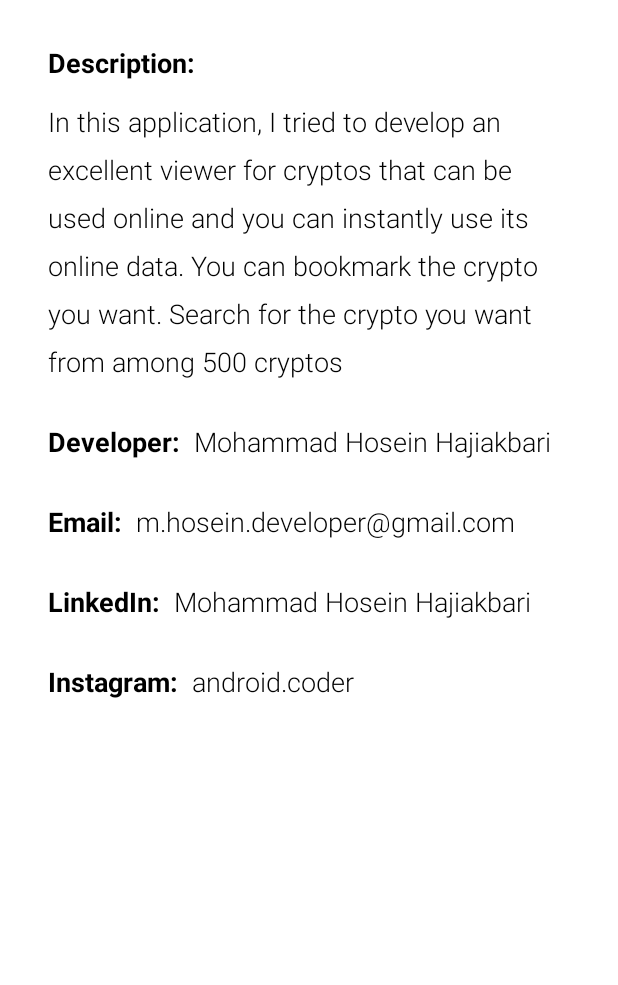
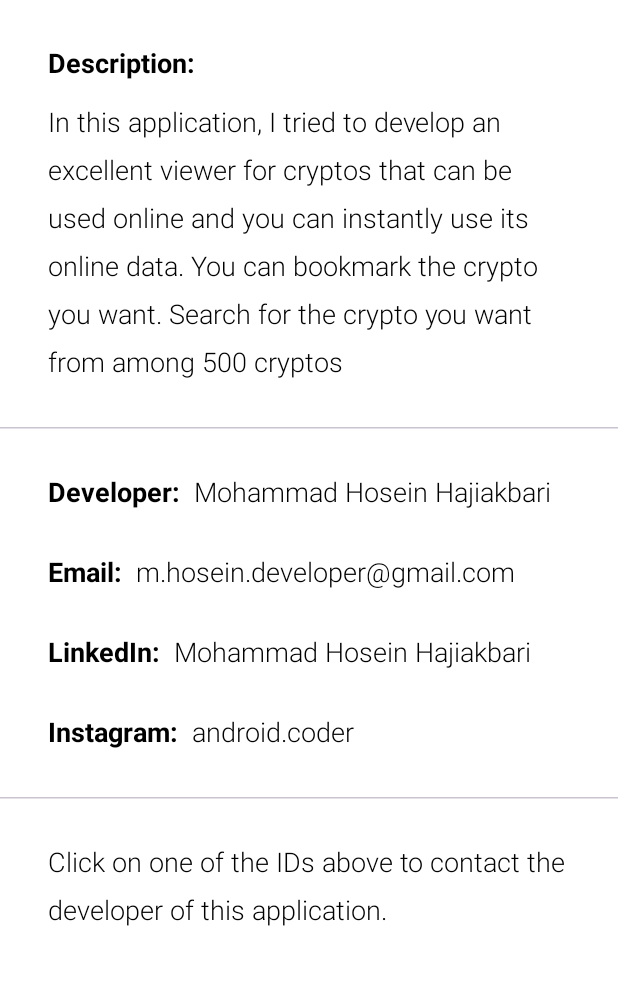
Before and after one commit to M-Hosein-Developer/Coin-Market-App, an Android app built with Jetpack Compose: the InfoScreen screen opened through its navigation route, on a phone screen of 412 x 824 dp, the part 187-1172 px from its top. Run offline under Robolectric (Android 15) with nearby library versions, the phone set to English and light mode, and no system bars; our stand-ins replace Dagger/Hilt's generated code, Firebase (no records; nobody signed in at launch, a user with empty details on screens opened directly); pictures from the network do not load; 5 statements that could not run were skipped.

Commit message:
Finished Info Ui

```diff
--- a/app/src/main/java/com/example/coinmarket/ui/feature/InfoScreen.kt
+++ b/app/src/main/java/com/example/coinmarket/ui/feature/InfoScreen.kt
@@ -14,6 +14,7 @@ import androidx.compose.foundation.verticalScroll
 import androidx.compose.material.icons.Icons
 import androidx.compose.material.icons.automirrored.filled.KeyboardArrowLeft
 import androidx.compose.material3.ExperimentalMaterial3Api
+import androidx.compose.material3.HorizontalDivider
 import androidx.compose.material3.Icon
 import androidx.compose.material3.IconButton
 import androidx.compose.material3.Text
@@ -161,6 +162,10 @@ fun Info(onEmailClicked: (String) -> Unit , onLinkedInClicked: (String) -> Unit
 
             }
 
+            HorizontalDivider(
+                modifier = Modifier.padding(top = 32.dp)
+            )
+
             Row {
 
                 Text(
@@ -268,6 +273,22 @@ fun Info(onEmailClicked: (String) -> Unit , onLinkedInClicked: (String) -> Unit
 
             } // Instagram
 
+            HorizontalDivider(
+                modifier = Modifier.padding(top = 32.dp)
+            )
+
+            Text(
+                text = "Click on one of the IDs above to contact the developer of this application.",
+                color = Color.Black,
+                style = TextStyle(
+                    fontSize = 18.sp,
+                    fontWeight = FontWeight.Light
+                ),
+                modifier = Modifier
+                    .padding(start = 32.dp , top = 32.dp , end = 32.dp),
+                lineHeight = 32.sp
+            )
+
         }
 
 }
```
